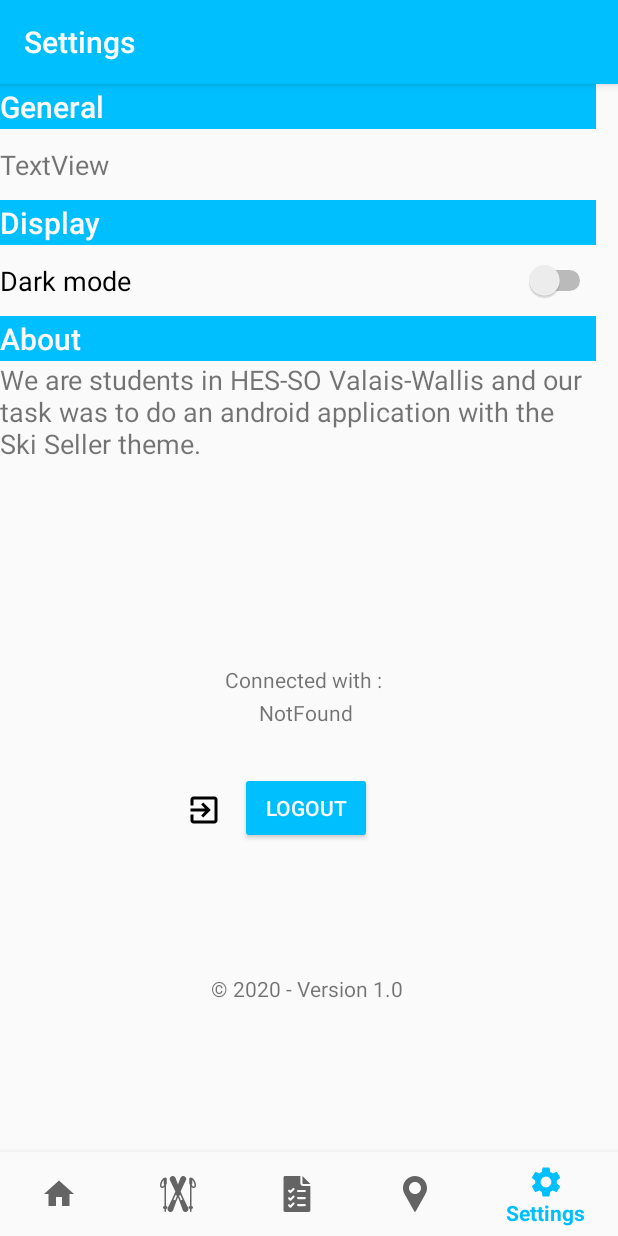
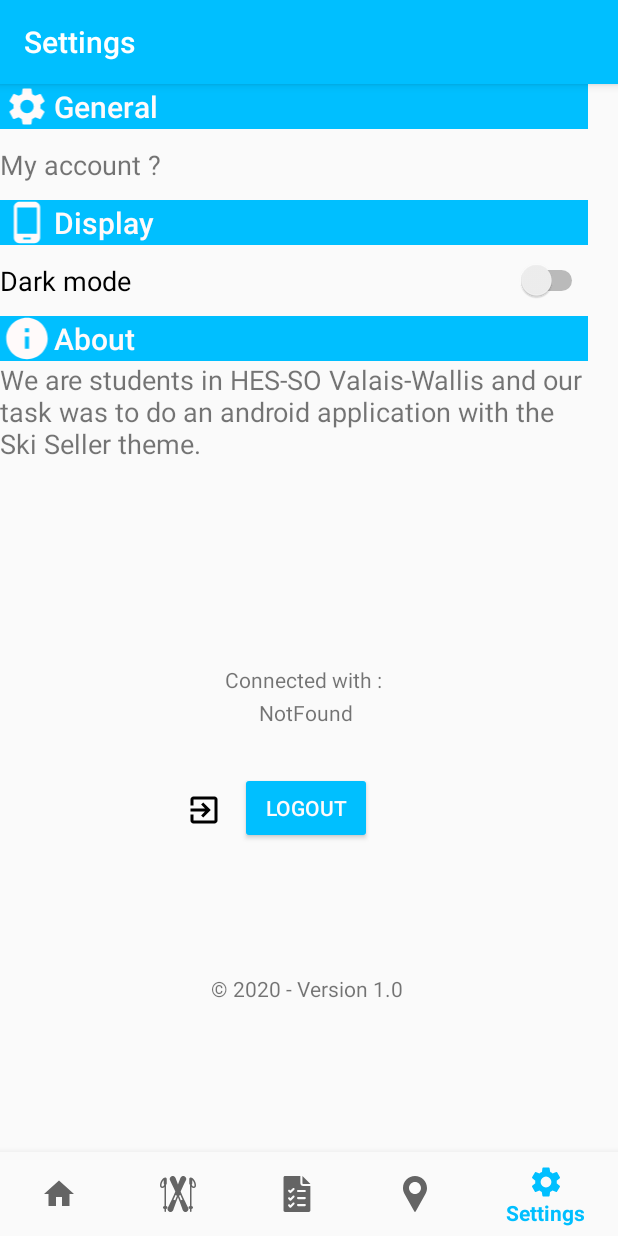
Before and after one commit to Bearbrice/BerclazMaySkiSeller, an Android app: the SettingsFragment screen opened through its navigation route, on a phone screen of 412 x 824 dp. Run offline under Robolectric (Android 15) with nearby library versions, the phone set to English and light mode, and no system bars; our stand-ins replace navigation-ui.

Commit message:
Display modifications.

```diff
--- a/app/src/main/java/com/example/berclazmayskiseller/ui/home/HomeFragment.java
+++ b/app/src/main/java/com/example/berclazmayskiseller/ui/home/HomeFragment.java
@@ -24,11 +24,6 @@ public class HomeFragment extends Fragment {
         Button button_aurelien = view.findViewById(R.id.button_aurelien);
         Button button_us = view.findViewById(R.id.button_us);
         Button button_brice = view.findViewById(R.id.button_brice);
-
-        //Set the buttons colors
-//        button_aurelien.setBackgroundColor(65535);
-//        button_us.setBackgroundColor(Color.WHITE);
-//        button_brice.setBackgroundColor(Color.WHITE);
 
         //Set the button and fragment opened once connected
         button_us.setEnabled(false);
--- a/app/src/main/res/anim/item_animation_fall_down.xml
+++ b/app/src/main/res/anim/item_animation_fall_down.xml
@@ -1,23 +1,23 @@
 <set xmlns:android="http://schemas.android.com/apk/res/android"
-    android:duration="5">
+    android:duration="500">
 
     <translate
         android:fromYDelta="-20%"
-        android:interpolator="@android:anim/decelerate_interpolator"
-        android:toYDelta="0" />
+        android:toYDelta="0"
+        android:interpolator="@android:anim/decelerate_interpolator" />
 
     <alpha
         android:fromAlpha="0"
-        android:interpolator="@android:anim/decelerate_interpolator"
-        android:toAlpha="1" />
+        android:toAlpha="1"
+        android:interpolator="@android:anim/decelerate_interpolator" />
 
     <scale
         android:fromXScale="105%"
         android:fromYScale="105%"
         android:interpolator="@android:anim/decelerate_interpolator"
+        android:toXScale="100%"
         android:pivotX="50%"
         android:pivotY="50%"
-        android:toXScale="100%"
         android:toYScale="100%" />
 
 </set>
--- /dev/null
+++ b/app/src/main/res/drawable-xhdpi/ic_display.xml
@@ -0,0 +1,14 @@
+<vector xmlns:android="http://schemas.android.com/apk/res/android"
+    android:width="24dp"
+    android:height="24dp"
+    android:tint="#FFFFFF"
+    android:viewportWidth="23.913044"
+    android:viewportHeight="23.913044">
+    <group
+        android:translateX="-0.04347826"
+        android:translateY="-0.04347826">
+        <path
+            android:fillColor="#FF000000"
+            android:pathData="M16,1L8,1C6.34,1 5,2.34 5,4v16c0,1.66 1.34,3 3,3h8c1.66,0 3,-1.34 3,-3L19,4c0,-1.66 -1.34,-3 -3,-3zM14,21h-4v-1h4v1zM17.25,18L6.75,18L6.75,4h10.5v14z" />
+    </group>
+</vector>
--- /dev/null
+++ b/app/src/main/res/drawable-xhdpi/ic_information.xml
@@ -0,0 +1,14 @@
+<vector xmlns:android="http://schemas.android.com/apk/res/android"
+    android:width="24dp"
+    android:height="24dp"
+    android:tint="#FFFFFF"
+    android:viewportWidth="21.73913"
+    android:viewportHeight="21.73913">
+    <group
+        android:translateX="-1.1304348"
+        android:translateY="-1.1304348">
+        <path
+            android:fillColor="#FF000000"
+            android:pathData="M12,2C6.48,2 2,6.48 2,12s4.48,10 10,10 10,-4.48 10,-10S17.52,2 12,2zM13,17h-2v-6h2v6zM13,9h-2L11,7h2v2z" />
+    </group>
+</vector>
--- a/app/src/main/res/layout/fragment_settings.xml
+++ b/app/src/main/res/layout/fragment_settings.xml
@@ -7,13 +7,28 @@
     tools:context=".ui.settings.SettingsFragment">
 
     <LinearLayout
-        android:layout_width="397dp"
-        android:layout_height="341dp"
+        android:layout_width="392dp"
+        android:layout_height="343dp"
         android:orientation="vertical"
         app:layout_constraintBottom_toBottomOf="parent"
         app:layout_constraintStart_toStartOf="parent"
         app:layout_constraintTop_toTopOf="parent"
         app:layout_constraintVertical_bias="0.0">
+
+        <LinearLayout
+            android:layout_width="match_parent"
+            android:layout_height="30dp"
+            android:orientation="horizontal">
+
+            <ImageView
+                android:layout_width="36dp"
+                android:layout_height="30dp"
+                android:layout_marginBottom="142dp"
+                android:background="@color/colorPrimary"
+                android:src="@drawable/ic_settings_black_24dp"
+                android:tint="@color/font_button"
+                app:layout_constraintBottom_toBottomOf="parent"
+                app:layout_constraintStart_toStartOf="parent" />
 
             <TextView
                 android:id="@+id/text_general_info"
@@ -25,14 +40,30 @@
                 android:text="General"
                 android:textColor="@color/font_button"
                 android:textSize="20sp" />
+        </LinearLayout>
 
         <TextView
             android:id="@+id/textView1"
             android:layout_width="match_parent"
             android:layout_height="47dp"
             android:gravity="center_vertical"
-            android:text="TextView"
+            android:text="My account ?"
             android:textSize="18sp" />
+
+        <LinearLayout
+            android:layout_width="match_parent"
+            android:layout_height="30dp"
+            android:orientation="horizontal">
+
+            <ImageView
+                android:layout_width="36dp"
+                android:layout_height="30dp"
+                android:layout_marginBottom="142dp"
+                android:background="@color/colorPrimary"
+                android:src="@drawable/ic_display"
+                android:tint="@color/font_button"
+                app:layout_constraintBottom_toBottomOf="parent"
+                app:layout_constraintStart_toStartOf="parent" />
 
             <TextView
                 android:id="@+id/text_display_info"
@@ -44,6 +75,8 @@
                 android:text="Display"
                 android:textColor="@color/font_button"
                 android:textSize="20sp" />
+        </LinearLayout>
+
 
         <Switch
             android:id="@+id/switch_darkMode"
@@ -53,6 +86,21 @@
             android:textSize="18sp"
             app:layout_constraintStart_toStartOf="parent"
             app:layout_constraintTop_toTopOf="parent" />
+
+        <LinearLayout
+            android:layout_width="match_parent"
+            android:layout_height="30dp"
+            android:orientation="horizontal">
+
+            <ImageView
+                android:layout_width="36dp"
+                android:layout_height="30dp"
+                android:layout_marginBottom="142dp"
+                android:background="@color/colorPrimary"
+                android:src="@drawable/ic_information"
+                android:tint="@color/font_button"
+                app:layout_constraintBottom_toBottomOf="parent"
+                app:layout_constraintStart_toStartOf="parent" />
 
             <TextView
                 android:id="@+id/text_about_info"
@@ -64,6 +112,9 @@
                 android:text="About"
                 android:textColor="@color/font_button"
                 android:textSize="20sp" />
+
+        </LinearLayout>
+
 
         <TextView
             android:id="@+id/textView3"
```
Also changed, not shown: app/src/main/res/anim/layout_animation.xml (renamed from app/src/main/res/anim/layout_animation_fall_down.xml). Lines whose indentation alone changed are shown as unchanged.
